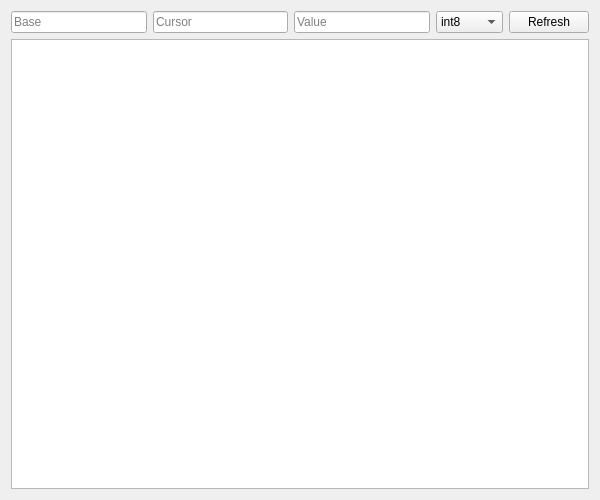
Above: ui/mem-editor.ui from allencch/med before the change. Below: the same form after it.
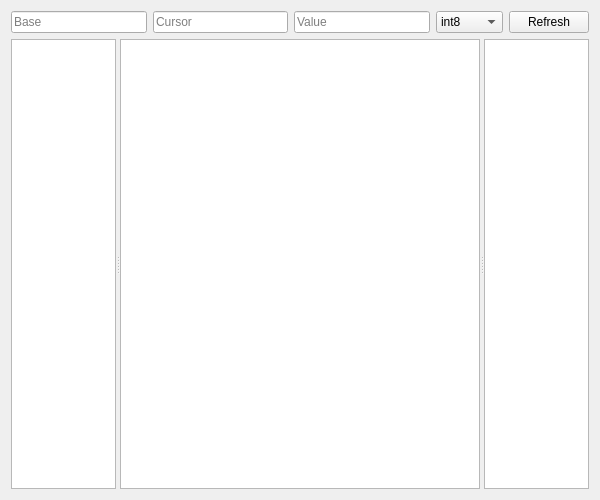
That is the form after the change.

```diff
--- a/ui/mem-editor.ui
+++ b/ui/mem-editor.ui
@@ -78,7 +78,41 @@
       </layout>
      </item>
      <item>
-      <widget class="QPlainTextEdit" name="memArea"/>
+      <widget class="QSplitter" name="splitter">
+       <property name="sizePolicy">
+        <sizepolicy hsizetype="Expanding" vsizetype="Expanding">
+         <horstretch>0</horstretch>
+         <verstretch>0</verstretch>
+        </sizepolicy>
+       </property>
+       <property name="orientation">
+        <enum>Qt::Horizontal</enum>
+       </property>
+       <widget class="QPlainTextEdit" name="addrArea">
+        <property name="maximumSize">
+         <size>
+          <width>150</width>
+          <height>16777215</height>
+         </size>
+        </property>
+        <property name="readOnly">
+         <bool>true</bool>
+        </property>
+       </widget>
+       <widget class="QPlainTextEdit" name="memArea">
+        <property name="minimumSize">
+         <size>
+          <width>360</width>
+          <height>0</height>
+         </size>
+        </property>
+       </widget>
+       <widget class="QPlainTextEdit" name="textArea">
+        <property name="readOnly">
+         <bool>true</bool>
+        </property>
+       </widget>
+      </widget>
      </item>
     </layout>
    </item>
```
Left out of the diff: 2 changed lines with no effect on the pictures.
